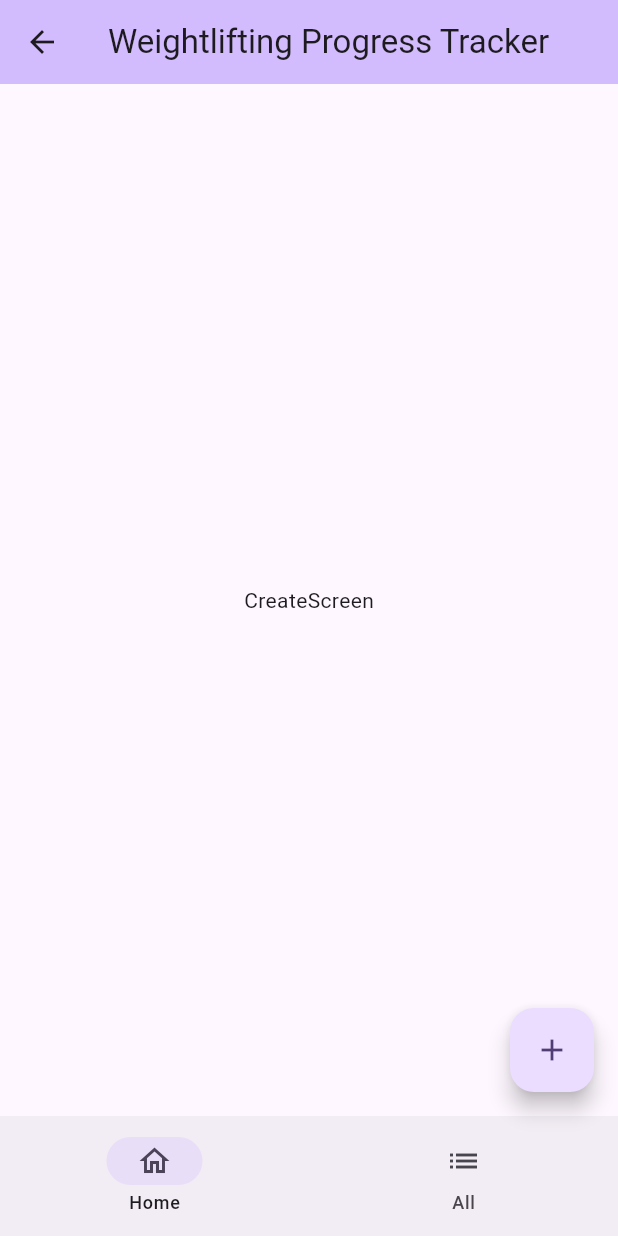
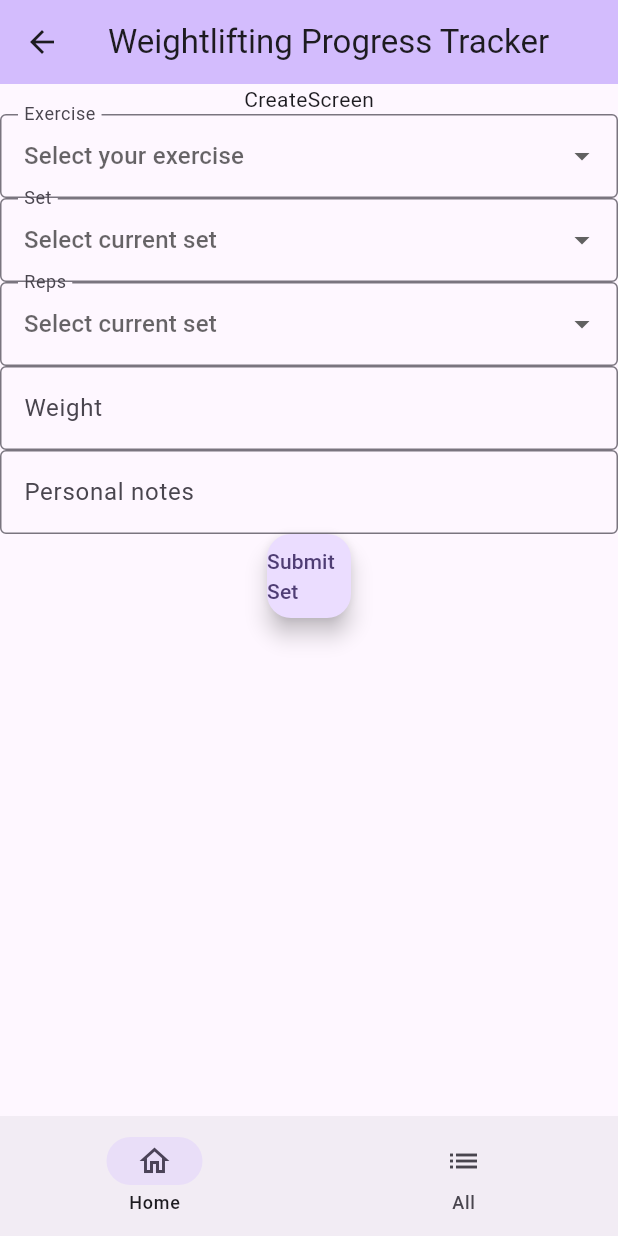
Before and after one commit to althomi3/flutterWeighliftingJournal, a Flutter app: the screen it shows after launch, after a tap on the "add" icon, on a phone screen of 412 x 824 dp. Run offline on Flutter 3.47's test engine with Material 3 defaults, Android fonts, the phone set to English and light mode, and no system bars; drawn by our look-alikes of flutter_form_builder; our stand-ins replace get, hive, hive_flutter; missing offline and left inert: dart:ffi; accounts and stored records are empty.

Commit message:
adds form

```diff
--- a/src/lib/main.dart
+++ b/src/lib/main.dart
@@ -1,14 +1,23 @@
+// Package Imports
+import 'package:hive_flutter/hive_flutter.dart';
 import 'package:flutter/material.dart';
 import 'package:src/widgets/create_screen.dart';
 import 'package:src/widgets/view_screen.dart';
+import 'package:get/get.dart';
+
+// Widget Imports
 import 'widgets/home_screen.dart';
-import 'package:get/get.dart';
+import 'widgets/form.dart';
+
 
 
 //------------------------------------------
 
 //APP ENTRY POINT
-void main() {
+Future <void> main() async {
+  await Hive.initFlutter();
+  await Hive.openBox("storage");
+  Get.lazyPut<FormController>(() => FormController()); // registers controller for form
   runApp(const MyApp());
 }
 
--- a/src/lib/widgets/floating_action_button.dart
+++ b/src/lib/widgets/add_elevated_button.dart
@@ -1,9 +1,8 @@
 import 'package:flutter/material.dart';
 import 'package:get/get.dart';
-import 'package:src/widgets/create_screen.dart';
 
-class CustomFloatingActionButton extends StatelessWidget{
-  const CustomFloatingActionButton({
+class CustomElevatedButton extends StatelessWidget{
+  const CustomElevatedButton({
     super.key,
     required this.icon,
     });
@@ -13,7 +12,7 @@ class CustomFloatingActionButton extends StatelessWidget{
 
   @override
   Widget build(BuildContext context) {
-    return FloatingActionButton(
+    return ElevatedButton(
       onPressed: () => Get.toNamed("/create"),
       child: icon,
       );
--- a/src/lib/widgets/create_screen.dart
+++ b/src/lib/widgets/create_screen.dart
@@ -1,5 +1,6 @@
 import 'package:flutter/material.dart';
 import 'layout.dart';
+import 'form.dart';
 
 
 class CreateScreen extends StatelessWidget {
@@ -10,10 +11,16 @@ class CreateScreen extends StatelessWidget {
 
   @override
   Widget build(BuildContext context) {
-    return MainLayout(
-      body: Center(
-          child: Text('CreateScreen'),
-      ),
-    );
+    return Scaffold(
+      body: MainLayout(
+            body: Center(
+              child: Column(children: [
+                Text('CreateScreen'),
+                FormWidget(),
+              ],
+              ),
+            ),
+          ),
+        );
   }
 }
--- /dev/null
+++ b/src/lib/widgets/form.dart
@@ -0,0 +1,182 @@
+import 'dart:ffi';
+
+import 'package:flutter/material.dart';
+import 'package:flutter_form_builder/flutter_form_builder.dart';
+import 'package:get/get.dart';
+import 'package:hive/hive.dart';
+
+
+
+class Set {
+
+  final String exercise;
+  final String set;
+  final String reps;
+  final String weight;
+  final String notes;
+
+  Set(this.exercise, this.set, this.reps, this.weight, this.notes);
+
+
+  Map toJson() => {
+        'exercise': exercise,
+        'set': set,
+        'reps': reps,
+        'weight': weight,
+        'notes': notes,
+      };
+
+  factory Set.fromJson(Map json) {
+    return Set(json['exercise'], json['set'], json['reps'], json['weight'], json['notes']);
+  }
+}
+
+class FormController{
+  final storage = Hive.box("storage");
+
+  RxList sets;
+
+  FormController() : sets = [].obs {
+    if (storage.get('sets') == null) {
+      storage.put('sets', []); // initializes set list with empty array
+    }
+
+    sets.value = storage
+        .get('sets')
+        .map(
+          (set) => Set.fromJson(set),
+        )
+        .toList();
+  }
+
+  void _save() {
+    storage.put(
+      'sets',
+      sets.map((set) => set.toJson()).toList(),
+    );
+  }
+
+  void add(Set set) {
+    sets.add(set);
+    _save();
+  }
+
+  get size => sets.length;
+
+
+}
+
+
+class FormWidget extends StatelessWidget {
+  final  _formKey = GlobalKey<FormBuilderState>();
+  final taskController = Get.find<FormController>(); // initializes FormController
+
+
+  _submit() {
+    if (_formKey.currentState!.saveAndValidate()) {
+      Set set = Set(
+        _formKey.currentState!.value['exercise'] ?? "No exercise specified",
+        _formKey.currentState!.value['set'] ?? "0",
+        _formKey.currentState!.value['reps'] ?? "0",
+         _formKey.currentState!.value['weight'] ?? "No weight specified",
+        _formKey.currentState!.value['notes'] ?? "None for this set",
+      );
+
+      taskController.add(set);
+      _formKey.currentState?.reset(); // resets form after submission
+    }
+  }
+
+
+  @override
+  Widget build(BuildContext context) {
+    return FormBuilder(
+      key: _formKey,
+      child: Column(
+        children: [
+          FormBuilderDropdown(
+            name: "exercise",
+            items: const [
+                  DropdownMenuItem(value: 'compound', child: Text('Compound')),
+                  DropdownMenuItem(value: 'chest', child: Text('Chest')),
+                  DropdownMenuItem(value: 'back', child: Text('Back')),
+                  DropdownMenuItem(value: 'leg', child: Text('Leg')),
+                ],
+            hint: Text('Select your exercise'),
+            decoration: InputDecoration(
+              labelText: 'Exercise',
+              border: OutlineInputBorder(),
+            ),
+          ),
+
+          FormBuilderDropdown(
+            name: "set",
+            items: const [
+                  DropdownMenuItem(value: "1", child: Text('1')),
+                ],
+            hint: Text('Select current set'),
+            decoration: InputDecoration(
+              labelText: 'Set',
+              border: OutlineInputBorder(),
+            ),
+          ),
+
+          FormBuilderDropdown(
+            name: "reps",
+            items: const [
+                  DropdownMenuItem(value: "1", child: Text('1')),
+                ],
+            hint: Text('Select current set'),
+            decoration: InputDecoration(
+              labelText: 'Reps',
+              border: OutlineInputBorder(),
+            ),
+          ),
+
+          FormBuilderTextField(
+            name: 'weight',
+            decoration: InputDecoration(
+              labelText: 'Weight',
+              hintText: 'Enter your weight in kg, e.g., 3',
+              border: OutlineInputBorder(),
+            ),
+          ),
+
+          FormBuilderTextField(
+            name: 'notes',
+            decoration: InputDecoration(
+              labelText: 'Personal notes',
+              hintText: 'How was your set? Enter personal training notes.',
+              border: OutlineInputBorder(),
+            ),
+          ),
+
+          FloatingActionButton(
+            onPressed: _submit,
+            child: Text('Submit Set'),
+          )
+
+        ],
+      ),
+    );
+  }
+}
+
+class FormListWidget extends StatelessWidget {
+  final formController = Get.find<FormController>();
+
+  @override
+  Widget build(BuildContext context) {
+    return Obx(
+      () => formController.size == 0
+          ? Text('No sets')
+          : Column(
+              children: formController.sets
+                  .map(
+                    (set) => Text(set.exercise),
+                  )
+                  .toList(),
+            ),
+    );
+  }
+}
--- a/src/lib/widgets/home_screen.dart
+++ b/src/lib/widgets/home_screen.dart
@@ -1,9 +1,7 @@
 import 'package:flutter/material.dart';
 
-import 'create_screen.dart';
-import 'view_screen.dart';
-import 'edit_screen.dart';
 import '../widgets/layout.dart';
+import 'add_elevated_button.dart';
 
 
 
@@ -19,12 +17,18 @@ class HomeScreen extends StatelessWidget {
 
   @override
   Widget build(BuildContext context) {
-    return MainLayout(
-      body: Center(
-          child: Text('HomeScreen'),
-      ),
-    );
-  }
+    return Scaffold(
+      body: MainLayout(
+            body: Center(
+              child: Column(children: [
+                Text('HomeScreen'),
+                CustomElevatedButton(icon: Icon(Icons.add)),
+              ],
+              ),
+            ),
+          ),
+        );
+}
 }
 
 // Parking lot
@@ -36,4 +40,10 @@ class HomeScreen extends StatelessWidget {
     setState(() {
       _counter++;
     });
+
+    Center(
+        child: SizedBox(
+              width: 768,
+
+
   }*/
--- a/src/lib/widgets/layout.dart
+++ b/src/lib/widgets/layout.dart
@@ -1,5 +1,4 @@
 import 'package:flutter/material.dart';
-import '../widgets/floating_action_button.dart';
 import 'nav_bar.dart';
 
 
@@ -14,27 +13,21 @@ class MainLayout extends StatelessWidget{
     final Widget body;
     final Text title;
 
-
-
   @override
   Widget build(BuildContext context) {
-    return Scaffold(
-
-      body: Center(
+    return Center(
       child: SizedBox(
-              width: 768, // setting max with so that it works for smartphones and landscape tablets (https://www.w3schools.com/howto/howto_css_media_query_breakpoints.asp)
-              child: Scaffold( // wraps app in scaffold within SizedBox to apply max width
+        width: 768,
+        child:
+          Scaffold(
                       appBar: AppBar(
                       backgroundColor: Theme.of(context).colorScheme.inversePrimary,
                       title: title,
                       ),
                       body: body,
-                floatingActionButton:
-                CustomFloatingActionButton(icon: Icon(Icons.add)),
                       bottomNavigationBar: CustomNavigationBar(),
-              ),
-        ),
-      ),
+          )
+      )
     );
   }
 }
--- a/src/lib/widgets/nav_bar.dart
+++ b/src/lib/widgets/nav_bar.dart
@@ -4,9 +4,9 @@ import 'package:get/get.dart';
 
 class CustomNavigationBar extends StatelessWidget {
 
-  CustomNavigationBar ({super.key
-
-  }); // constructor
+  const CustomNavigationBar ({
+    super.key
+  }); // constant constructor
 
   //var index = 0.obs; // initiates index for navigation as a reactive var
 
--- a/src/lib/widgets/view_screen.dart
+++ b/src/lib/widgets/view_screen.dart
@@ -1,5 +1,7 @@
 import 'package:flutter/material.dart';
 import 'layout.dart';
+import 'add_elevated_button.dart';
+import 'form.dart';
 
 
 class ViewScreen extends StatelessWidget {
@@ -10,10 +12,17 @@ class ViewScreen extends StatelessWidget {
 
   @override
   Widget build(BuildContext context) {
-    return MainLayout(
-      body: Center(
-          child: Text('ViewScreen'),
-      ),
-    );
+    return Scaffold(
+      body: MainLayout(
+            body: Center(
+              child: Column(children: [
+                Text('ViewScreen'),
+                FormListWidget(),
+                CustomElevatedButton(icon: Icon(Icons.add)),
+              ],
+              ),
+            ),
+          ),
+        );
   }
 }
--- a/src/pubspec.yaml
+++ b/src/pubspec.yaml
@@ -36,6 +36,9 @@ dependencies:
   cupertino_icons: ^1.0.8
 
   get:
+  flutter_form_builder: ^10.0.1
+  hive: ^2.2.3
+  hive_flutter: ^1.1.0
 
 dev_dependencies:
   flutter_test:
```
Also changed, not shown: src/pubspec.lock, 11 other files. Lines whose indentation alone changed are shown as unchanged.
